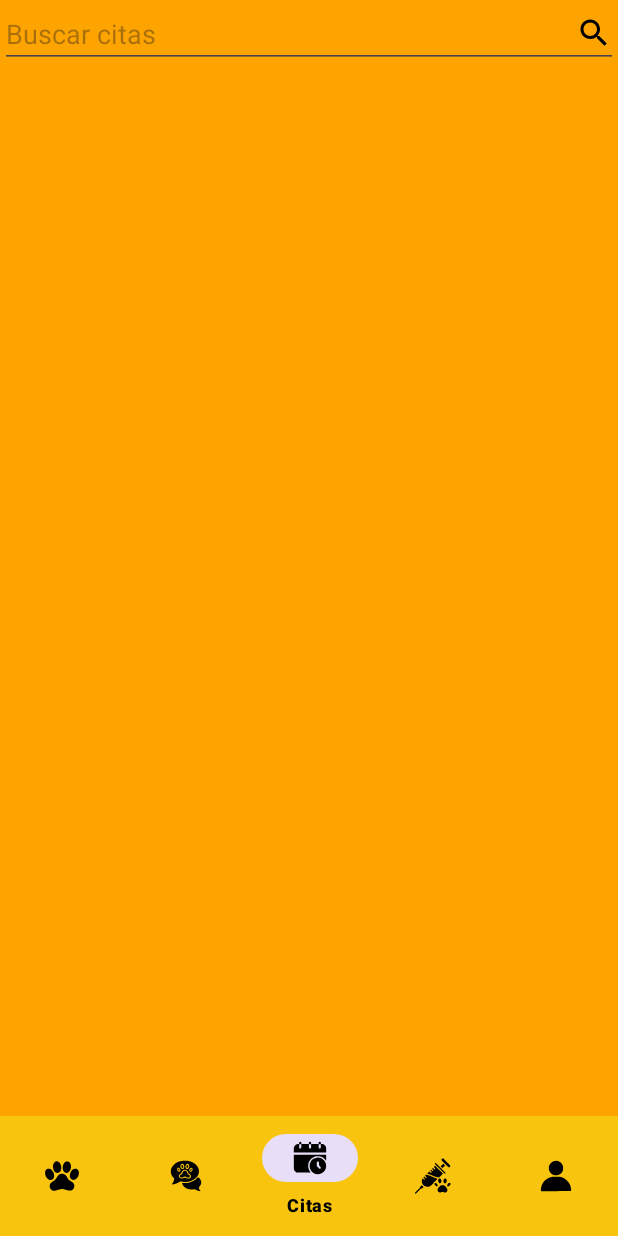
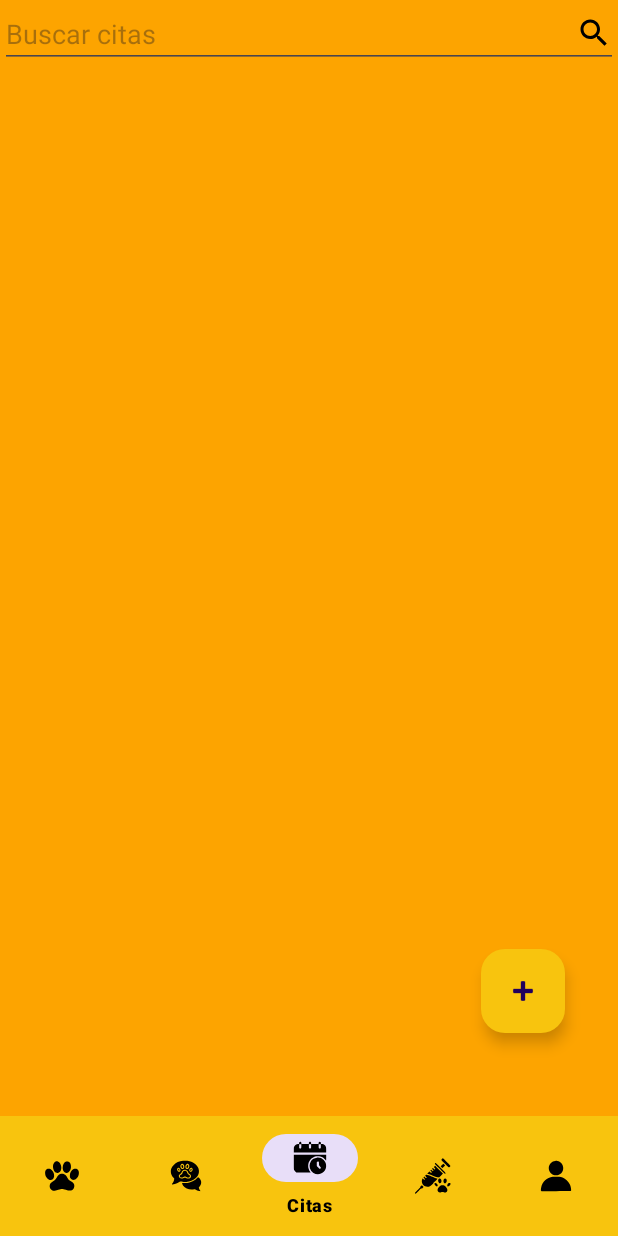
Before and after one commit to Alexis2025X/PetCare_2.0, an Android app: the MainActivity screen opened directly, with no data from a screen before it, item 3 of the bottom bar chosen, on a phone screen of 412 x 824 dp. Run offline under Robolectric (Android 15) with nearby library versions, the phone set to English and light mode, and no system bars.

Commit message:
Fix: fix errors

```diff
--- a/app/src/main/java/com/alexis/petcare20/MainActivity.java
+++ b/app/src/main/java/com/alexis/petcare20/MainActivity.java
@@ -32,7 +32,7 @@ public class MainActivity extends AppCompatActivity {
    // private LinearLayout layout_mascotas, layout_chat, layout_citas, layout_veterinarios, layout_cuenta;
     LinearLayout layout_mascotas, layout_chat, layout_citas, layout_veterinarios, layout_cuenta;
     BottomNavigationView bottomNav;
-    FloatingActionButton fab;
+    FloatingActionButton fab, fabAgregarMascotas, fabAgregarCitas;
     Button btn;
     Bundle parametros = new Bundle();
     ListView ltsCitas;
@@ -71,9 +71,12 @@ public class MainActivity extends AppCompatActivity {
 
         bottomNav = findViewById(R.id.bottom_nav);
 
+        fabAgregarCitas = findViewById(R.id.fabAgregarCitasMascotas);
+
         //Listo por defecto
-        fab = findViewById(R.id.fabAgregarMascotas);
-        fab.setOnClickListener(view->abrirAgregarMascotas());
+        fabAgregarMascotas = findViewById(R.id.fabAgregarMascotas);
+        fabAgregarMascotas.setOnClickListener(view->abrirAgregarMascotas());
+
 
         parametros.putString("accion", "nuevo");
 
@@ -86,8 +89,13 @@ public class MainActivity extends AppCompatActivity {
                 layout_veterinarios.setVisibility(View.GONE);
                 layout_cuenta.setVisibility(View.GONE);
 
-                fab = findViewById(R.id.fabAgregarMascotas);
-                fab.setOnClickListener(view->abrirAgregarMascotas());
+/*                fab = findViewById(R.id.fabAgregarMascotas);
+                //fab.setVisibility(View.VISIBLE);
+                fab.setOnClickListener(view->abrirAgregarMascotas());*/
+                fabAgregarMascotas.setVisibility(View.VISIBLE);
+                fabAgregarMascotas.setOnClickListener(view->abrirAgregarMascotas());
+                fabAgregarCitas.setVisibility(View.GONE);
+
 
                 return true;
             }else if (item.getItemId() == R.id.chatMenu) {
@@ -97,6 +105,10 @@ public class MainActivity extends AppCompatActivity {
                 layout_veterinarios.setVisibility(View.GONE);
                 layout_cuenta.setVisibility(View.GONE);
 
+                //Los fabs desaparecen
+                fabAgregarMascotas.setVisibility(View.GONE);
+                fabAgregarCitas.setVisibility(View.GONE);
+
                 return true;
             }else if (item.getItemId() == R.id.citasMenu) {
                 layout_mascotas.setVisibility(View.GONE);
@@ -105,8 +117,11 @@ public class MainActivity extends AppCompatActivity {
                 layout_veterinarios.setVisibility(View.GONE);
                 layout_cuenta.setVisibility(View.GONE);
 
-                fab = findViewById(R.id.fabAgregarCitasMascotas);
-                fab.setOnClickListener(view->abrirVentana());
+/*                fab = findViewById(R.id.fabAgregarCitasMascotas);
+                fab.setOnClickListener(view->abrirVentana());*/
+                fabAgregarCitas.setVisibility(View.VISIBLE);
+                fabAgregarCitas.setOnClickListener(view->abrirVentana());
+                fabAgregarMascotas.setVisibility(View.GONE);
 
                 return true;
             } else if (item.getItemId() == R.id.veterinariosMenu) {
@@ -115,6 +130,10 @@ public class MainActivity extends AppCompatActivity {
                 layout_citas.setVisibility(View.GONE);
                 layout_veterinarios.setVisibility(View.VISIBLE);
                 layout_cuenta.setVisibility(View.GONE);
+                //Los fabs desaparecen
+                fabAgregarMascotas.setVisibility(View.GONE);
+                fabAgregarCitas.setVisibility(View.GONE);
+
                 return true;
             } else if (item.getItemId() == R.id.cuentaMenu){
                     layout_mascotas.setVisibility(View.GONE);
@@ -128,6 +147,9 @@ public class MainActivity extends AppCompatActivity {
                         Intent intent = new Intent(this, Login.class);
                         startActivity(intent);
                     });
+                //Los fabs desaparecen
+                fabAgregarMascotas.setVisibility(View.GONE);
+                fabAgregarCitas.setVisibility(View.GONE);
                     return true;
             }
             return false;
@@ -150,6 +172,7 @@ public class MainActivity extends AppCompatActivity {
         startActivity(intent);
     }
     /////////////////////////////////////////
+    //LA FUNCIÓN MSJ SIRVE PARA AMBOS
     private void mostrarMsg(String msg){
         Toast.makeText(getApplicationContext(), msg, Toast.LENGTH_LONG).show();
     }
@@ -167,10 +190,11 @@ public class MainActivity extends AppCompatActivity {
             mostrarMsg("Error: " + e.getMessage());
         }
     }
+    //La función de menu sirve para mascotas y citas SI LO PUEDES REFACTORIZAR HAZLO
     @Override
     public boolean onContextItemSelected(@NonNull MenuItem item) {
 
-        if(item.getItemId() == R.id.mascotasMenu){
+        if(layout_mascotas.getVisibility() == View.VISIBLE){
             try {
                 if (item.getItemId() == R.id.mnxNuevo) {
                     parametros.putString("accion", "nuevo");
@@ -187,12 +211,12 @@ public class MainActivity extends AppCompatActivity {
                     obtenerDatosMascotas();
                     buscarMascotas();
                 }
-                return true;
+                //return true;
             } catch (Exception e) {
                 mostrarMsg("Error: " + e.getMessage());
                 return super.onContextItemSelected(item);
             }
-        }else if(item.getItemId() == R.id.citasMenu){
+        }else if(layout_citas.getVisibility() == View.VISIBLE){
             //menu de citas
             try{
                 if( item.getItemId()==R.id.mnxNuevo){
@@ -206,13 +230,13 @@ public class MainActivity extends AppCompatActivity {
                     obtenerDatosCitas();
                     buscarCitas();
                 }
-                return true;
+                //return true;
             }catch (Exception e){
                 mostrarMsg("Error: " + e.getMessage());
                 return super.onContextItemSelected(item);
             }
         }
-
+        return true;
     }
     private void eliminarCita(){
         try{
@@ -262,8 +286,11 @@ public class MainActivity extends AppCompatActivity {
                 }while(cCitas.moveToNext());
                 mostrarDatosCitas();
             }else{
-                mostrarMsg("No hay citas registrados.");
-                abrirVentana();
+                if(layout_citas.getVisibility() == View.VISIBLE){
+                    mostrarMsg("No hay citas registrados.");
+                    abrirVentana();
+                }
+
             }
         }catch (Exception e){
             mostrarMsg("Error: " + e.getMessage());
@@ -330,7 +357,7 @@ public class MainActivity extends AppCompatActivity {
         });
     }
 
-    //Para mascotas
+    //AQUI COMIENZA PARA MASCOTAS
     private void obtenerDatosMascotas(){
         try{
             db = new DB(this);
@@ -355,7 +382,10 @@ public class MainActivity extends AppCompatActivity {
                 mostrarMascotas();
 
             }else {
-                mostrarMsg("No hay mascotas registrados.");
+                if(layout_mascotas.getVisibility() == View.VISIBLE){
+                    mostrarMsg("No hay mascotas registrados.");
+                    abrirAgregarMascotas();
+                }
 
             }
         }catch (Exception e){
@@ -485,8 +515,8 @@ public class MainActivity extends AppCompatActivity {
             String idMascota = jsonArray.getJSONObject(posicion).getString("idMascota");
             String respuesta = db.administrar_Mascota("eliminar", new String[]{idMascota});
             if (respuesta.equals("ok")) {
+                obtenerDatosMascotas();
                 mostrarMsg("Registro eliminada.");
-                obtenerDatosMascotas();
             } else {
                 mostrarMsg("Error: " + respuesta);
             }
@@ -497,6 +527,3 @@ public class MainActivity extends AppCompatActivity {
 
 
 }
-
-
-}
--- a/app/src/main/res/layout/activity_main.xml
+++ b/app/src/main/res/layout/activity_main.xml
@@ -30,18 +30,22 @@
             android:layout_marginTop="-1dp" />
 
 
+
+
+    </LinearLayout>
     <!-- android:layout_marginTop="-100dp"-->
     <com.google.android.material.floatingactionbutton.FloatingActionButton
         android:id="@+id/fabAgregarMascotas"
         android:layout_width="wrap_content"
         android:layout_height="wrap_content"
+        android:layout_alignBottom="@+id/layout_mascotas"
+        android:layout_marginStart="320dp"
         android:layout_marginTop="520dp"
-            android:layout_marginStart="320dp"
+        android:layout_marginEnd="35dp"
+        android:layout_marginBottom="55dp"
         android:backgroundTint="@color/color_menu"
-            android:src="@android:drawable/ic_input_add" />
-
-
-    </LinearLayout>
+        android:src="@android:drawable/ic_input_add"
+        android:visibility="visible"/>
 
     <LinearLayout
         android:id="@+id/layout_chat"
@@ -79,18 +83,21 @@
             android:layout_height="match_parent"
             android:layout_marginTop="-1dp" />
 
+    </LinearLayout>
+
     <com.google.android.material.floatingactionbutton.FloatingActionButton
         android:id="@+id/fabAgregarCitasMascotas"
         android:layout_width="wrap_content"
         android:layout_height="wrap_content"
-            android:layout_marginTop="620dp"
+        android:layout_alignBottom="@+id/layout_citas"
+        android:layout_alignParentEnd="true"
         android:layout_marginStart="320dp"
+        android:layout_marginTop="520dp"
+        android:layout_marginEnd="35dp"
+        android:layout_marginBottom="55dp"
         android:backgroundTint="@color/color_menu"
-            android:src="@android:drawable/ic_input_add" />
-
-
-    </LinearLayout>
-
+        android:src="@android:drawable/ic_input_add"
+        android:visibility="gone"/>
 
     <LinearLayout
         android:id="@+id/layout_veterinarios"
```
Also changed, not shown: app/src/main/java/com/alexis/petcare20/agregar_citas.java (+4 -5 lines). Lines whose indentation alone changed are shown as unchanged.
